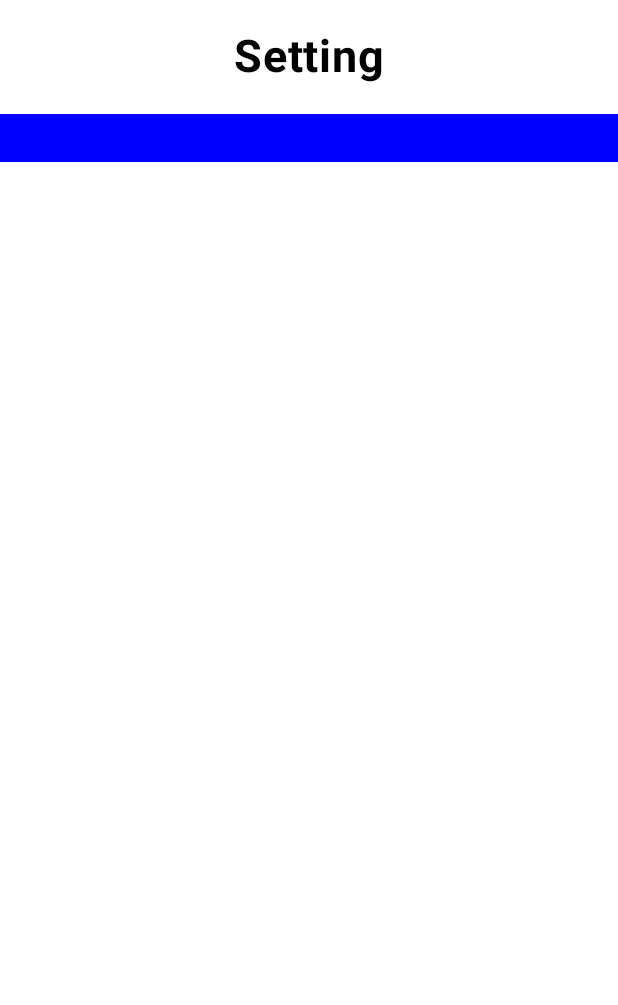
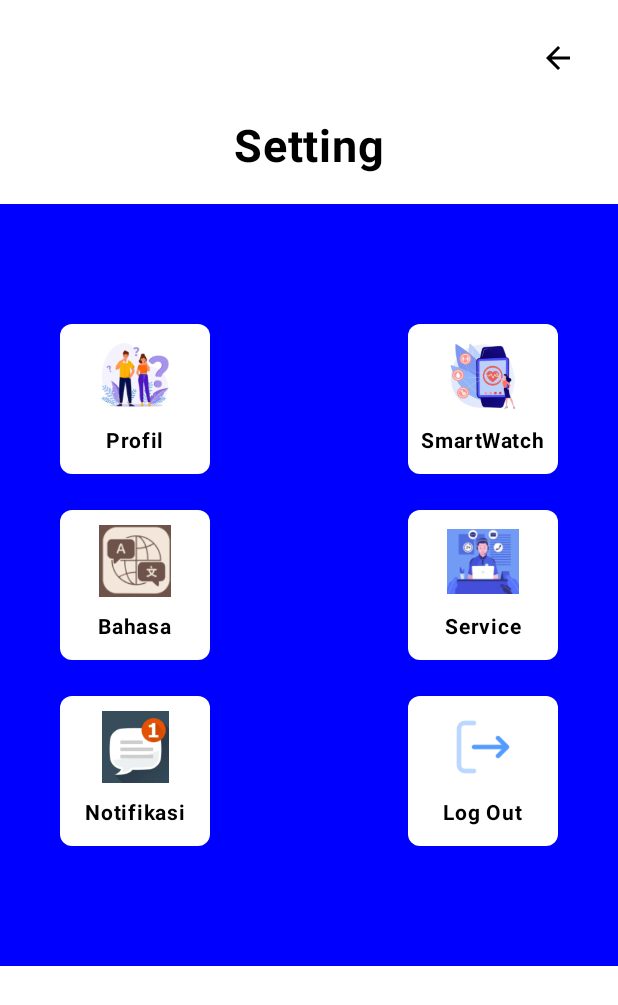
Before and after one commit to rinooktavianridwan/SehatYou, an Android app built with Jetpack Compose: the @Preview function SettingsPreview, on a phone screen of 412 x 824 dp. Shown: the top 1005 px of the screen. Run offline under Robolectric (Android 15) with nearby library versions, the phone set to English and light mode, and no system bars.

Commit message:
First Commit

```diff
--- a/app/src/main/java/com/example/sehatyou/SettingsPage.kt
+++ b/app/src/main/java/com/example/sehatyou/SettingsPage.kt
@@ -12,7 +12,11 @@ import androidx.compose.foundation.layout.height
 import androidx.compose.foundation.layout.padding
 import androidx.compose.foundation.layout.size
 import androidx.compose.foundation.shape.RoundedCornerShape
+import androidx.compose.material.icons.Icons
+import androidx.compose.material.icons.automirrored.filled.ArrowBack
 import androidx.compose.material3.Icon
+import androidx.compose.material3.IconButton
+import androidx.compose.material3.IconButtonColors
 import androidx.compose.material3.Text
 import androidx.compose.runtime.Composable
 import androidx.compose.ui.Alignment
@@ -33,6 +37,17 @@ fun SettingsPage() {
         contentAlignment = Alignment.TopCenter
     ) {
         Column(horizontalAlignment = Alignment.CenterHorizontally) {
+            IconButton(
+                onClick = { /*TODO*/ },
+                colors = IconButtonColors(Color.White, Color.Black, Color.White, Color.Black),
+                modifier = Modifier
+                    .size(60.dp, 60.dp)
+                    .align(Alignment.End)
+                    .padding(start = 0.dp, top = 15.dp, end = 20.dp, bottom = 0.dp),
+            )
+            {
+                Icon(imageVector  = Icons.AutoMirrored.Filled.ArrowBack, contentDescription = "back")
+            }
             Text(
                 text = "Setting",
                 fontSize = 30.sp,
@@ -46,25 +61,54 @@ fun SettingsPage() {
                     .background(Color.Blue),
             ) {
                 Column(
-                    modifier = Modifier.padding(16.dp),
+                    modifier = Modifier.padding(40.dp, 80.dp),
                     verticalArrangement = Arrangement.SpaceBetween
                 ) {
-                    Row(horizontalArrangement = Arrangement.SpaceBetween) {
-//                        SettingOption(
-//                            icon = painterResource(id = R.drawable.ic_profile),
-//                            label = "Profil"
-//                        )
-//                        SettingOption(
-//                            icon = painterResource(id = R.drawable.ic_smartwatch),
-//                            label = "SmartWatch"
-//                        )
+                    Row(
+                        modifier = Modifier.fillMaxWidth(),
+                        horizontalArrangement = Arrangement.SpaceBetween,
+                    ) {
+                        SettingOption(
+                            icon = painterResource(id = R.drawable.iconprofile),
+                            label = "Profil"
+                        )
+                        SettingOption(
+                            icon = painterResource(id = R.drawable.iconsmartwacth),
+                            label = "SmartWatch"
+                        )
+                    }
+                    Spacer(modifier = Modifier.height(24.dp))
+                    Row(
+                        modifier = Modifier.fillMaxWidth(),
+                        horizontalArrangement = Arrangement.SpaceBetween
+                    ) {
+                        SettingOption(
+                            icon = painterResource(id = R.drawable.iconlanguage),
+                            label = "Bahasa"
+                        )
+                        SettingOption(
+                            icon = painterResource(id = R.drawable.iconcustomerservice),
+                            label = "Service"
+                        )
+                    }
+                    Spacer(modifier = Modifier.height(24.dp))
+                    Row(
+                        modifier = Modifier.fillMaxWidth(),
+                        horizontalArrangement = Arrangement.SpaceBetween
+                    ) {
+                        SettingOption(
+                            icon = painterResource(id = R.drawable.iconnotification),
+                            label = "Notifikasi"
+                        )
+                        SettingOption(
+                            icon = painterResource(id = R.drawable.iconlogout),
+                            label = "Log Out"
+                        )
                     }
                 }
             }
         }
-
     }
-
 }
 
 
```
Also changed, not shown: app/src/main/res/drawable/iconcustomerservice.png (added), app/src/main/res/drawable/iconlanguage.png (added), app/src/main/res/drawable/iconlogout.png (added), app/src/main/res/drawable/iconnotification.png (added), app/src/main/res/drawable/iconprofile.png (added), app/src/main/res/drawable/iconsmartwacth.png (added).
